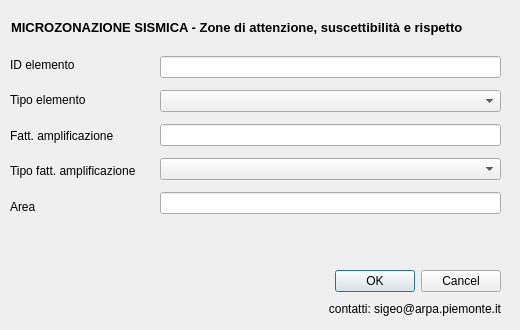
ivn888/mzs, file MS1/form/instab.ui: the form before one commit.
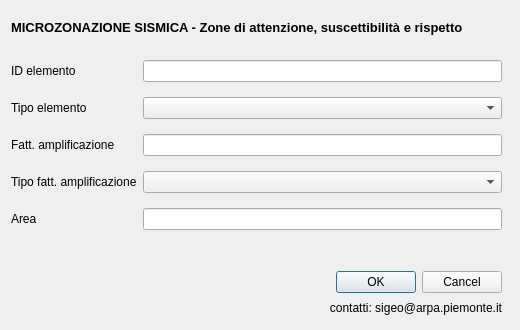
The form after the commit. Icons and pictures are not drawn.

What changed in the file:
```diff
--- a/MS1/form/instab.ui
+++ b/MS1/form/instab.ui
@@ -63,130 +63,17 @@
     </item>
    </layout>
   </widget>
-  <widget class="QWidget" name="layoutWidget">
+  <widget class="QWidget" name="">
    <property name="geometry">
     <rect>
-     <x>160</x>
-     <y>50</y>
-     <width>341</width>
-     <height>171</height>
+     <x>21</x>
+     <y>271</y>
+     <width>481</width>
+     <height>45</height>
     </rect>
    </property>
-   <layout class="QVBoxLayout" name="verticalLayout">
-    <item>
-     <widget class="QLineEdit" name="ID_i">
-      <property name="toolTip">
-       <string extracomment="pippo"/>
-      </property>
-      <property name="whatsThis">
-       <string/>
-      </property>
-     </widget>
-    </item>
-    <item>
-     <widget class="QComboBox" name="Tipo_i"/>
-    </item>
-    <item>
-     <widget class="QLineEdit" name="valore_f">
-      <property name="toolTip">
-       <string extracomment="pippo"/>
-      </property>
-      <property name="whatsThis">
-       <string/>
-      </property>
-     </widget>
-    </item>
-    <item>
-     <widget class="QComboBox" name="tipo_f"/>
-    </item>
-    <item>
-     <widget class="QLineEdit" name="shape_area">
-      <property name="toolTip">
-       <string extracomment="pippo"/>
-      </property>
-      <property name="whatsThis">
-       <string/>
-      </property>
-     </widget>
-    </item>
-   </layout>
-  </widget>
-  <widget class="QWidget" name="layoutWidget">
-   <property name="geometry">
-    <rect>
-     <x>10</x>
-     <y>50</y>
-     <width>146</width>
-     <height>171</height>
-    </rect>
-   </property>
-   <layout class="QVBoxLayout" name="verticalLayout_2">
-    <item>
-     <widget class="QLabel" name="label_3">
-      <property name="toolTip">
-       <string/>
-      </property>
-      <property name="statusTip">
-       <string/>
-      </property>
-      <property name="whatsThis">
-       <string/>
-      </property>
-      <property name="text">
-       <string>ID elemento</string>
-      </property>
-     </widget>
-    </item>
-    <item>
-     <widget class="QLabel" name="label">
-      <property name="text">
-       <string>Tipo elemento</string>
-      </property>
-     </widget>
-    </item>
-    <item>
-     <widget class="QLabel" name="label_4">
-      <property name="text">
-       <string>Fatt. amplificazione</string>
-      </property>
-     </widget>
-    </item>
-    <item>
-     <widget class="QLabel" name="label_2">
-      <property name="text">
-       <string>Tipo fatt. amplificazione</string>
-      </property>
-     </widget>
-    </item>
-    <item>
-     <widget class="QLabel" name="label_7">
-      <property name="toolTip">
-       <string/>
-      </property>
-      <property name="statusTip">
-       <string/>
-      </property>
-      <property name="whatsThis">
-       <string/>
-      </property>
-      <property name="text">
-       <string>Area</string>
-      </property>
-     </widget>
-    </item>
-   </layout>
-  </widget>
-  <widget class="QWidget" name="layoutWidget">
-   <property name="geometry">
-    <rect>
-     <x>20</x>
-     <y>270</y>
-     <width>241</width>
-     <height>41</height>
-    </rect>
-   </property>
-   <layout class="QHBoxLayout" name="horizontalLayout_2">
-    <item>
+   <layout class="QGridLayout" name="gridLayout">
+    <item row="0" column="0" rowspan="2">
      <widget class="QLabel" name="label_10">
       <property name="text">
        <string/>
@@ -196,7 +83,7 @@
       </property>
      </widget>
     </item>
-    <item>
+    <item row="0" column="1" rowspan="2">
      <widget class="QLabel" name="label_16">
       <property name="text">
        <string/>
@@ -206,19 +93,7 @@
       </property>
      </widget>
     </item>
-   </layout>
-  </widget>
-  <widget class="QWidget" name="layoutWidget">
-   <property name="geometry">
-    <rect>
-     <x>290</x>
-     <y>270</y>
-     <width>211</width>
-     <height>50</height>
-    </rect>
-   </property>
-   <layout class="QVBoxLayout" name="verticalLayout_5">
-    <item>
+    <item row="0" column="2">
      <widget class="QDialogButtonBox" name="buttonBox">
       <property name="orientation">
        <enum>Qt::Horizontal</enum>
@@ -228,7 +103,7 @@
       </property>
      </widget>
     </item>
-    <item>
+    <item row="1" column="2">
      <widget class="QLabel" name="label_17">
       <property name="text">
        <string>contatti: sigeo@arpa.piemonte.it</string>
@@ -240,11 +115,107 @@
     </item>
    </layout>
   </widget>
-  <zorder>layoutWidget</zorder>
-  <zorder>layoutWidget</zorder>
-  <zorder>layoutWidget</zorder>
-  <zorder>layoutWidget</zorder>
-  <zorder>layoutWidget</zorder>
+  <widget class="QWidget" name="">
+   <property name="geometry">
+    <rect>
+     <x>11</x>
+     <y>51</y>
+     <width>491</width>
+     <height>191</height>
+    </rect>
+   </property>
+   <layout class="QGridLayout" name="gridLayout_2">
+    <item row="0" column="0">
+     <widget class="QLabel" name="label_3">
+      <property name="toolTip">
+       <string/>
+      </property>
+      <property name="statusTip">
+       <string/>
+      </property>
+      <property name="whatsThis">
+       <string/>
+      </property>
+      <property name="text">
+       <string>ID elemento</string>
+      </property>
+     </widget>
+    </item>
+    <item row="0" column="1">
+     <widget class="QLineEdit" name="ID_i">
+      <property name="toolTip">
+       <string extracomment="pippo"/>
+      </property>
+      <property name="whatsThis">
+       <string/>
+      </property>
+     </widget>
+    </item>
+    <item row="1" column="0">
+     <widget class="QLabel" name="label">
+      <property name="text">
+       <string>Tipo elemento</string>
+      </property>
+     </widget>
+    </item>
+    <item row="1" column="1">
+     <widget class="QComboBox" name="Tipo_i"/>
+    </item>
+    <item row="2" column="0">
+     <widget class="QLabel" name="label_4">
+      <property name="text">
+       <string>Fatt. amplificazione</string>
+      </property>
+     </widget>
+    </item>
+    <item row="2" column="1">
+     <widget class="QLineEdit" name="valore_f">
+      <property name="toolTip">
+       <string extracomment="pippo"/>
+      </property>
+      <property name="whatsThis">
+       <string/>
+      </property>
+     </widget>
+    </item>
+    <item row="3" column="0">
+     <widget class="QLabel" name="label_2">
+      <property name="text">
+       <string>Tipo fatt. amplificazione</string>
+      </property>
+     </widget>
+    </item>
+    <item row="3" column="1">
+     <widget class="QComboBox" name="tipo_f"/>
+    </item>
+    <item row="4" column="0">
+     <widget class="QLabel" name="label_7">
+      <property name="toolTip">
+       <string/>
+      </property>
+      <property name="statusTip">
+       <string/>
+      </property>
+      <property name="whatsThis">
+       <string/>
+      </property>
+      <property name="text">
+       <string>Area</string>
+      </property>
+     </widget>
+    </item>
+    <item row="4" column="1">
+     <widget class="QLineEdit" name="shape_area">
+      <property name="toolTip">
+       <string extracomment="pippo"/>
+      </property>
+      <property name="whatsThis">
+       <string/>
+      </property>
+     </widget>
+    </item>
+   </layout>
+  </widget>
  </widget>
  <resources/>
  <connections>
```
